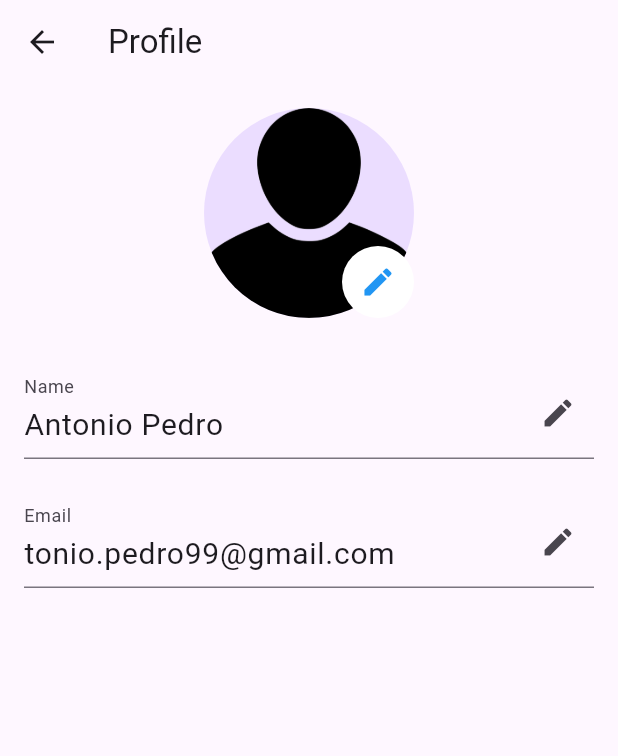
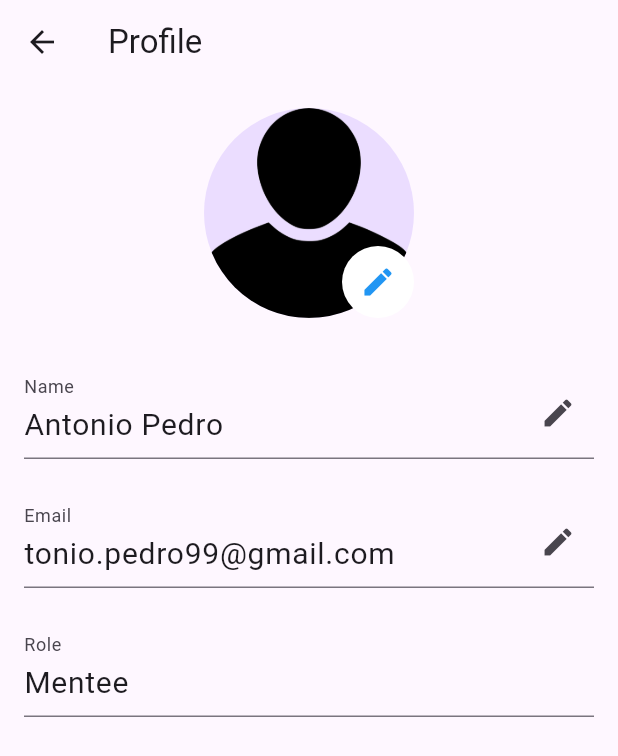
Before and after one commit to antonio-pedro99/iiitd_mentorship, a Flutter app: the ProfileScreen screen opened by its route, after a tap on the "edit" icon, on a phone screen of 412 x 824 dp. Shown: the top 756 px of the screen. Run offline on Flutter 3.47's test engine with Material 2 defaults, Android fonts, the phone set to English and light mode, and no system bars; our stand-ins replace bloc, firebase_auth, firebase_core, flutter_bloc, image_picker; accounts and stored records are empty.

Commit message:
Edit Profile Photo & Added Role

```diff
--- a/lib/app/views/screens/profile/profile.dart
+++ b/lib/app/views/screens/profile/profile.dart
@@ -1,4 +1,7 @@
 import 'package:flutter/material.dart';
+import 'package:image_picker/image_picker.dart'; // Import the image_picker package
+import 'dart:io';
+
 
 class ProfileScreen extends StatefulWidget {
   const ProfileScreen({super.key});
@@ -13,6 +16,8 @@
   late TextEditingController _nameController;
   late TextEditingController _emailController;
   final _formKey = GlobalKey<FormState>(); // Add a key for the form
+  XFile? _profileImage; // XFile for picked image
+  final ImagePicker _picker = ImagePicker(); // Instantiate it
 
   @override
   void initState() {
@@ -53,6 +58,19 @@
     }
   }
 
+  Future<void> _pickImage() async {
+    try {
+      final pickedFile = await _picker.pickImage(source: ImageSource.gallery);
+      if (pickedFile != null) {
+        setState(() {
+          _profileImage = pickedFile;
+        });
+      }
+    } catch (e) {
+      // Handle any errors
+    }
+  }
+
   @override
   Widget build(BuildContext context) {
     return Scaffold(
@@ -77,7 +95,9 @@
                 children: [
                   CircleAvatar(
                     radius: 70, // Increased radius for a larger profile picture
-                    backgroundImage: AssetImage('assets/profile_image.png'),
+                    backgroundImage: _profileImage != null
+                        ? FileImage(File(_profileImage!.path)) as ImageProvider<Object> // Display the picked image
+                        : AssetImage('assets/profile_image.png') as ImageProvider<Object>,
                   ),
                   Container(
                     decoration: BoxDecoration(
@@ -86,9 +106,7 @@
                     ),
                     child: IconButton(
                       icon: Icon(Icons.edit, color: Colors.blue),
-                      onPressed: () {
-                        // Placeholder for functionality to change profile picture
-                      },
+                      onPressed: _pickImage, // Call the image picking function
                     ),
                   ),
                 ],
@@ -138,6 +156,15 @@
                   return null;
                 },
               ),
+              SizedBox(height: 24), // Keep consistent spacing between the fields
+              TextFormField(
+                initialValue: 'Mentee', // Set the initial value to 'Mentee'
+                decoration: InputDecoration(
+                  labelText: 'Role',
+                ),
+                readOnly: true, // Make it read-only
+                style: TextStyle(fontSize: 20), // Keep the font size consistent
+              ),
             ],
           ),
         ),
--- a/pubspec.yaml
+++ b/pubspec.yaml
@@ -30,6 +30,7 @@
 dependencies:
   flutter:
     sdk: flutter
+  image_picker: 1.0.4
 
 
   # The following adds the Cupertino Icons font to your application.
```
